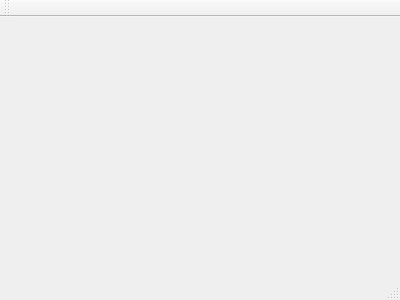
Before: the Qt Designer form mainwindow.ui in bigearsenal/qt-lab1, drawn with Qt 5.
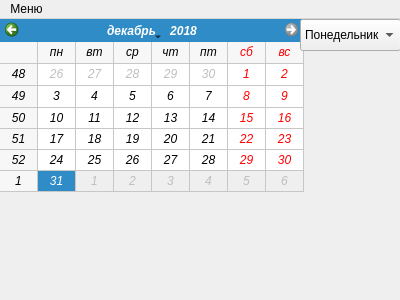
After: the same form once the commit is applied.

Commit message: DayOfWeek ComboBox added

The edit to the form file:
```diff
--- a/mainwindow.ui
+++ b/mainwindow.ui
@@ -12,13 +12,119 @@
   <property name="windowTitle" >
    <string>MainWindow</string>
   </property>
-  <widget class="QMenuBar" name="menuBar" />
-  <widget class="QToolBar" name="mainToolBar" />
-  <widget class="QWidget" name="centralWidget" />
-  <widget class="QStatusBar" name="statusBar" />
+  <widget class="QWidget" name="centralWidget">
+   <widget class="QCalendarWidget" name="calendarWidget">
+    <property name="geometry">
+     <rect>
+      <x>0</x>
+      <y>0</y>
+      <width>304</width>
+      <height>173</height>
+     </rect>
+    </property>
+    <property name="font">
+     <font>
+      <family>Arial</family>
+      <italic>true</italic>
+     </font>
+    </property>
+    <property name="locale">
+     <locale language="Russian" country="Russia"/>
+    </property>
+    <property name="minimumDate">
+     <date>
+      <year>2018</year>
+      <month>1</month>
+      <day>1</day>
+     </date>
+    </property>
+    <property name="maximumDate">
+     <date>
+      <year>2018</year>
+      <month>12</month>
+      <day>31</day>
+     </date>
+    </property>
+    <property name="gridVisible">
+     <bool>true</bool>
+    </property>
+   </widget>
+   <widget class="QComboBox" name="comboBox">
+    <property name="geometry">
+     <rect>
+      <x>300</x>
+      <y>0</y>
+      <width>101</width>
+      <height>32</height>
+     </rect>
+    </property>
+    <item>
+     <property name="text">
+      <string>Понедельник</string>
+     </property>
+    </item>
+    <item>
+     <property name="text">
+      <string>Вторник</string>
+     </property>
+    </item>
+    <item>
+     <property name="text">
+      <string>Среда</string>
+     </property>
+    </item>
+    <item>
+     <property name="text">
+      <string>Четверг</string>
+     </property>
+    </item>
+    <item>
+     <property name="text">
+      <string>Пятница</string>
+     </property>
+    </item>
+    <item>
+     <property name="text">
+      <string>Суббота</string>
+     </property>
+    </item>
+    <item>
+     <property name="text">
+      <string>Воскресенье</string>
+     </property>
+    </item>
+   </widget>
+  </widget>
+  <widget class="QMenuBar" name="menuBar">
+   <property name="geometry">
+    <rect>
+     <x>0</x>
+     <y>0</y>
+     <width>400</width>
+     <height>22</height>
+    </rect>
+   </property>
+   <widget class="QMenu" name="menu">
+    <property name="title">
+     <string>Меню</string>
+    </property>
+    <addaction name="action"/>
+    <addaction name="action_2"/>
+   </widget>
+   <addaction name="menu"/>
+  </widget>
+  <action name="action">
+   <property name="text">
+    <string>Авторы</string>
+   </property>
+  </action>
+  <action name="action_2">
+   <property name="text">
+    <string>Выход</string>
+   </property>
+  </action>
  </widget>
- <layoutDefault spacing="6" margin="11" />
- <pixmapfunction></pixmapfunction>
+ <layoutdefault spacing="6" margin="11"/>
  <resources/>
  <connections/>
 </ui>
```
Left out of the diff: 28 changed lines with no effect on the pictures. The commit also changes 3 other files.
